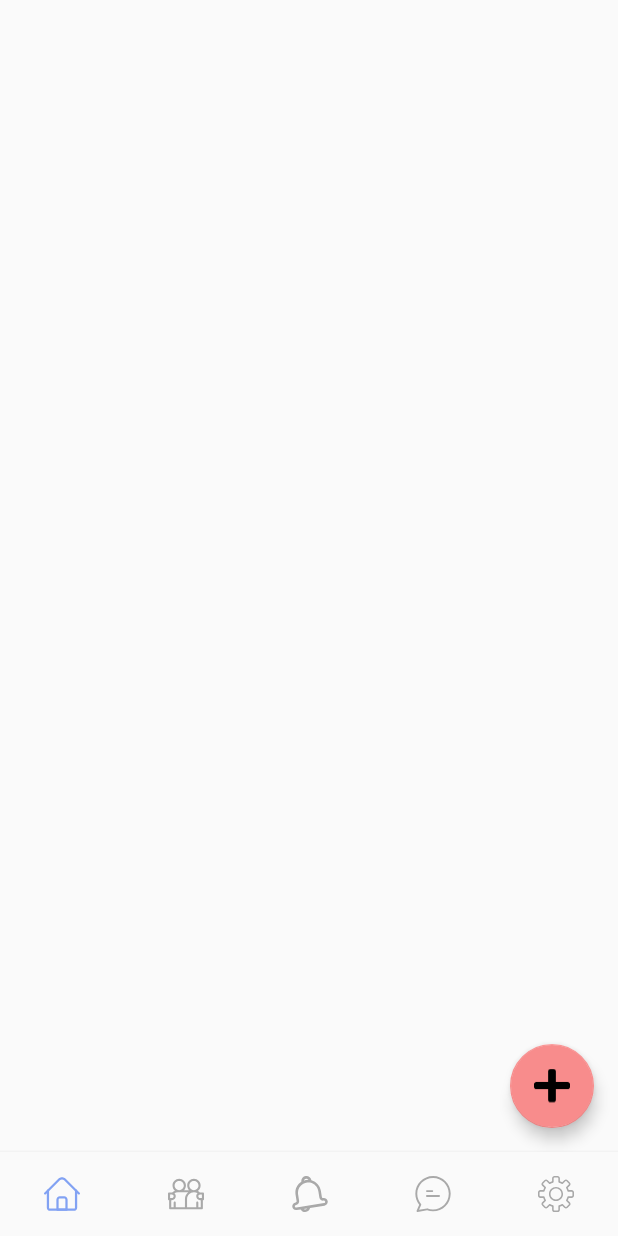
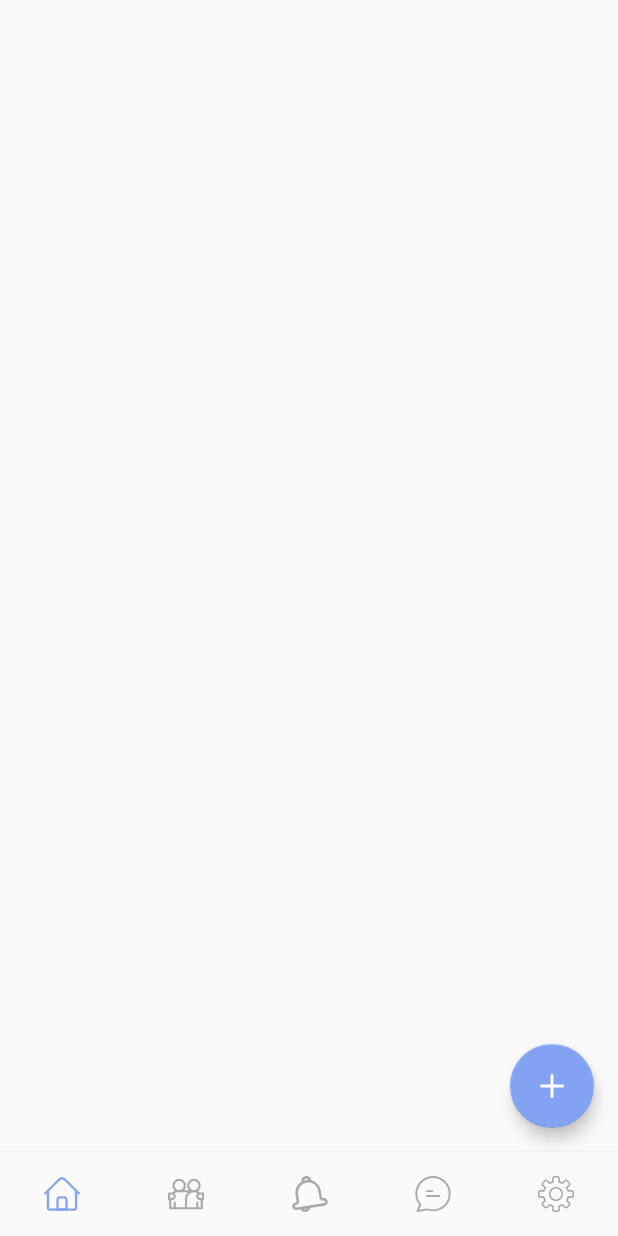
Before and after one commit to Fintech-Labs/CLiK-App, an Android app: the screen it shows after launch once a user with an empty profile is signed in (MainActivity), on a phone screen of 412 x 824 dp. Run offline under Robolectric (Android 15) with nearby library versions, the phone set to English and light mode, and no system bars; our stand-ins replace Firebase (no records; nobody signed in at launch, a user with empty details on screens opened directly), Picasso; libraries missing offline, so code that uses them is left out: com.hendraanggrian.appcompat; pictures from the network do not load.

Commit message:
some ui changes

```diff
--- a/app/src/main/res/drawable/ic_add.xml
+++ b/app/src/main/res/drawable/ic_add.xml
@@ -1,9 +1,20 @@
 <vector xmlns:android="http://schemas.android.com/apk/res/android"
-    android:width="22dp"
-    android:height="21dp"
-    android:viewportWidth="22"
-    android:viewportHeight="21">
+    android:width="24dp"
+    android:height="24dp"
+    android:viewportWidth="24"
+    android:viewportHeight="24">
   <path
-      android:pathData="M20.4286,8.0433H13.3572V1.5816C13.3572,0.7887 12.6534,0.1456 11.7857,0.1456H10.2143C9.3466,0.1456 8.6429,0.7887 8.6429,1.5816V8.0433H1.5714C0.7037,8.0433 0,8.6863 0,9.4792V10.9151C0,11.708 0.7037,12.3511 1.5714,12.3511H8.6429V18.8127C8.6429,19.6056 9.3466,20.2487 10.2143,20.2487H11.7857C12.6534,20.2487 13.3572,19.6056 13.3572,18.8127V12.3511H20.4286C21.2963,12.3511 22,11.708 22,10.9151V9.4792C22,8.6863 21.2963,8.0433 20.4286,8.0433Z"
-      android:fillColor="#000000"/>
+      android:pathData="M12,5V19"
+      android:strokeLineJoin="round"
+      android:strokeWidth="2"
+      android:fillColor="#00000000"
+      android:strokeColor="#ffffff"
+      android:strokeLineCap="round"/>
+  <path
+      android:pathData="M5,12H19"
+      android:strokeLineJoin="round"
+      android:strokeWidth="2"
+      android:fillColor="#00000000"
+      android:strokeColor="#ffffff"
+      android:strokeLineCap="round"/>
 </vector>
--- /dev/null
+++ b/app/src/main/res/drawable/ic_black.xml
@@ -0,0 +1,5 @@
+<vector android:height="24dp" android:tint="#000000"
+    android:viewportHeight="24" android:viewportWidth="24"
+    android:width="24dp" xmlns:android="http://schemas.android.com/apk/res/android">
+    <path android:fillColor="#000000" android:pathData="M12,8c1.1,0 2,-0.9 2,-2s-0.9,-2 -2,-2 -2,0.9 -2,2 0.9,2 2,2zM12,10c-1.1,0 -2,0.9 -2,2s0.9,2 2,2 2,-0.9 2,-2 -0.9,-2 -2,-2zM12,16c-1.1,0 -2,0.9 -2,2s0.9,2 2,2 2,-0.9 2,-2 -0.9,-2 -2,-2z"/>
+</vector>
--- a/app/src/main/res/drawable/ic_favorite_border_black_24dp.xml
+++ b/app/src/main/res/drawable/ic_favorite_border_black_24dp.xml
@@ -5,5 +5,7 @@
         android:viewportHeight="24.0">
     <path
         android:fillColor="#FF000000"
-        android:pathData="M16.5,3c-1.74,0 -3.41,0.81 -4.5,2.09C10.91,3.81 9.24,3 7.5,3 4.42,3 2,5.42 2,8.5c0,3.78 3.4,6.86 8.55,11.54L12,21.35l1.45,-1.32C18.6,15.36 22,12.28 22,8.5 22,5.42 19.58,3 16.5,3zM12.1,18.55l-0.1,0.1 -0.1,-0.1C7.14,14.24 4,11.39 4,8.5 4,6.5 5.5,5 7.5,5c1.54,0 3.04,0.99 3.57,2.36h1.87C13.46,5.99 14.96,5 16.5,5c2,0 3.5,1.5 3.5,3.5 0,2.89 -3.14,5.74 -7.9,10.05z"/>
+        android:pathData="M16.5,3c-1.74,0 -3.41,0.81 -4.5,2.09C10.91,3.81 9.24,3 7.5,3 4.42,3 2,5.42 2,8.5c0,3.78 3.4,6.86 8.55,11.54L12,21.35l1.45,-1.32C18.6,15.36 22,12.28 22,8.5 22,5.42 19.58,3 16.5,3zM12.1,18.55l-0.1,0.1 -0.1,-0.1C7.14,14.24 4,11.39 4,8.5 4,6.5 5.5,5 7.5,5c1.54,0 3.04,0.99 3.57,2.36h1.87C13.46,5.99 14.96,5 16.5,5c2,0 3.5,1.5 3.5,3.5 0,2.89 -3.14,5.74 -7.9,10.05z"
+        android:strokeColor="#000000" android:strokeLineCap="round"
+        android:strokeLineJoin="round" android:strokeWidth="0"/>
 </vector>
--- a/app/src/main/res/drawable/ic_message_circle.xml
+++ b/app/src/main/res/drawable/ic_message_circle.xml
@@ -2,6 +2,6 @@
     android:viewportWidth="25" android:width="24dp" xmlns:android="http://schemas.android.com/apk/res/android">
     <path android:fillColor="#00000000"
         android:pathData="M21.2507,12.2605C21.2542,13.5804 20.9458,14.8824 20.3507,16.0605C19.6452,17.4723 18.5605,18.6597 17.2182,19.4898C15.8759,20.3199 14.329,20.7599 12.7507,20.7605C11.4309,20.764 10.1289,20.4556 8.9508,19.8605L3.2508,21.7605L5.1508,16.0605C4.5557,14.8824 4.2473,13.5804 4.2508,12.2605C4.2514,10.6823 4.6914,9.1354 5.5215,7.7931C6.3516,6.4508 7.539,5.3661 8.9508,4.6605C10.1289,4.0655 11.4309,3.7571 12.7507,3.7605H13.2507C15.3351,3.8755 17.3038,4.7553 18.7799,6.2314C20.256,7.7075 21.1358,9.6762 21.2507,11.7605V12.2605Z"
-        android:strokeColor="#000000" android:strokeLineCap="round"
-        android:strokeLineJoin="round" android:strokeWidth="2"/>
+        android:strokeColor="#515151" android:strokeLineCap="round"
+        android:strokeLineJoin="round" android:strokeWidth="1.25"/>
 </vector>
--- a/app/src/main/res/layout/fragment_feed.xml
+++ b/app/src/main/res/layout/fragment_feed.xml
@@ -33,7 +33,7 @@
 
        android:layout_marginEnd="16dp"
        android:layout_marginBottom="16dp"
-       app:backgroundTint="#F88C8C"
+       app:backgroundTint="@color/colorAccent"
        android:src="@drawable/ic_add" />
 
 </RelativeLayout>
```
Also changed, not shown: app/src/main/res/drawable/edit_profile.xml (added, +10 -0 lines), app/src/main/res/drawable/ic_heart.xml (added, +9 -0 lines), app/src/main/res/drawable/ic_photo.xml (added, +23 -0 lines), app/src/main/res/layout/activity_comment.xml (+7 -6 lines), app/src/main/res/layout/activity_edit_profile2.xml (+13 -3 lines), app/src/main/res/layout/comment_layout.xml (+14 -4 lines), app/src/main/res/layout/fragment_profile.xml (+13 -8 lines), app/src/main/res/layout/like_layout.xml (+15 -6 lines), app/src/main/res/layout/post_item.xml (+58 -34 lines).
